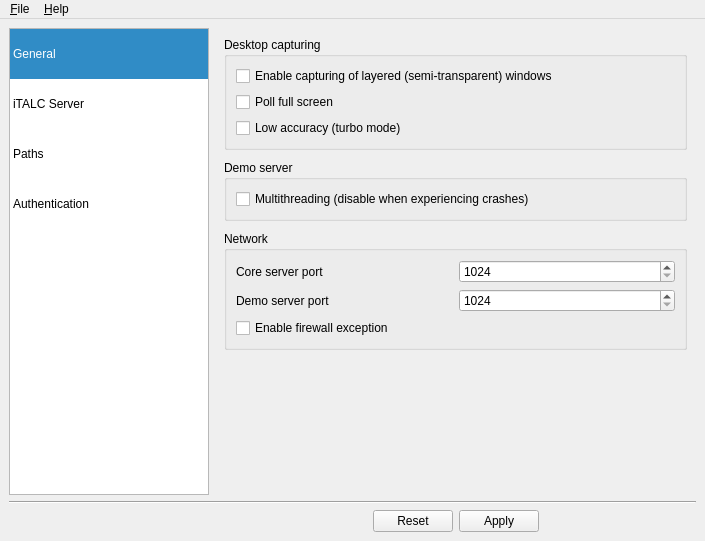
Before: the Qt Designer form imc/Forms/MainWindow.ui in veyon/veyon, drawn with Qt 5.
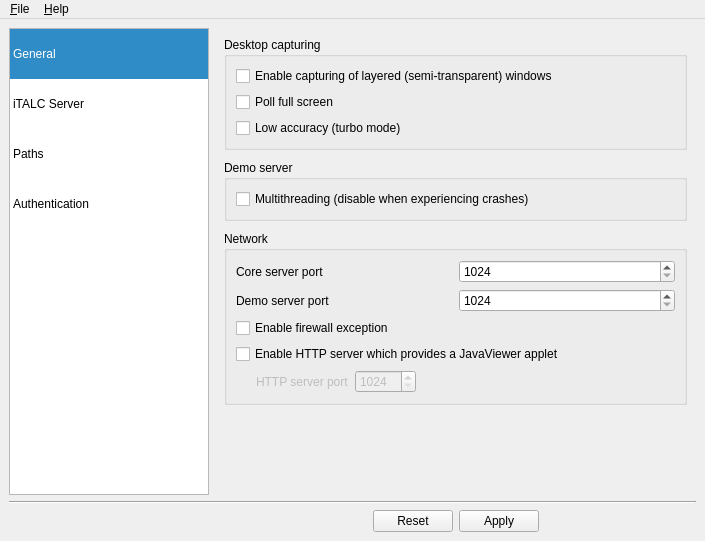
After: the same form once the commit is applied. The open tabs and pages were chosen to show the change. Icons and pictures are not drawn.

Commit message:
ItalcConfiguration: added "HttpServerPort" and "HttpServerEnabled" properties
As a preparation for HTTP server support, added two new properties to
the ItalcConfiguration and IMC.

Patch:
```diff
--- a/imc/Forms/MainWindow.ui
+++ b/imc/Forms/MainWindow.ui
@@ -521,13 +521,76 @@
              </property>
             </widget>
            </item>
-           <item row="2" column="0">
+           <item row="2" column="0" colspan="2">
             <widget class="QCheckBox" name="isFirewallExceptionEnabled">
              <property name="text">
               <string>Enable firewall exception</string>
              </property>
             </widget>
            </item>
+           <item row="3" column="0" colspan="2">
+            <widget class="QCheckBox" name="isHttpServerEnabled">
+             <property name="text">
+              <string>Enable HTTP server which provides a JavaViewer applet</string>
+             </property>
+            </widget>
+           </item>
+           <item row="4" column="0" colspan="2">
+            <layout class="QHBoxLayout" name="horizontalLayout_5">
+             <item>
+              <spacer name="horizontalSpacer_10">
+               <property name="orientation">
+                <enum>Qt::Horizontal</enum>
+               </property>
+               <property name="sizeType">
+                <enum>QSizePolicy::Fixed</enum>
+               </property>
+               <property name="sizeHint" stdset="0">
+                <size>
+                 <width>20</width>
+                 <height>20</height>
+                </size>
+               </property>
+              </spacer>
+             </item>
+             <item>
+              <widget class="QLabel" name="httpServerPortLabel">
+               <property name="enabled">
+                <bool>false</bool>
+               </property>
+               <property name="text">
+                <string>HTTP server port</string>
+               </property>
+              </widget>
+             </item>
+             <item>
+              <widget class="QSpinBox" name="httpServerPort">
+               <property name="enabled">
+                <bool>false</bool>
+               </property>
+               <property name="minimum">
+                <number>1024</number>
+               </property>
+               <property name="maximum">
+                <number>65535</number>
+               </property>
+              </widget>
+             </item>
+             <item>
+              <spacer name="horizontalSpacer_11">
+               <property name="orientation">
+                <enum>Qt::Horizontal</enum>
+               </property>
+               <property name="sizeHint" stdset="0">
+                <size>
+                 <width>40</width>
+                 <height>20</height>
+                </size>
+               </property>
+              </spacer>
+             </item>
+            </layout>
+           </item>
           </layout>
          </widget>
         </item>
```
Left out of the diff: 32 changed lines with no effect on the pictures. The commit also changes 3 other files.
